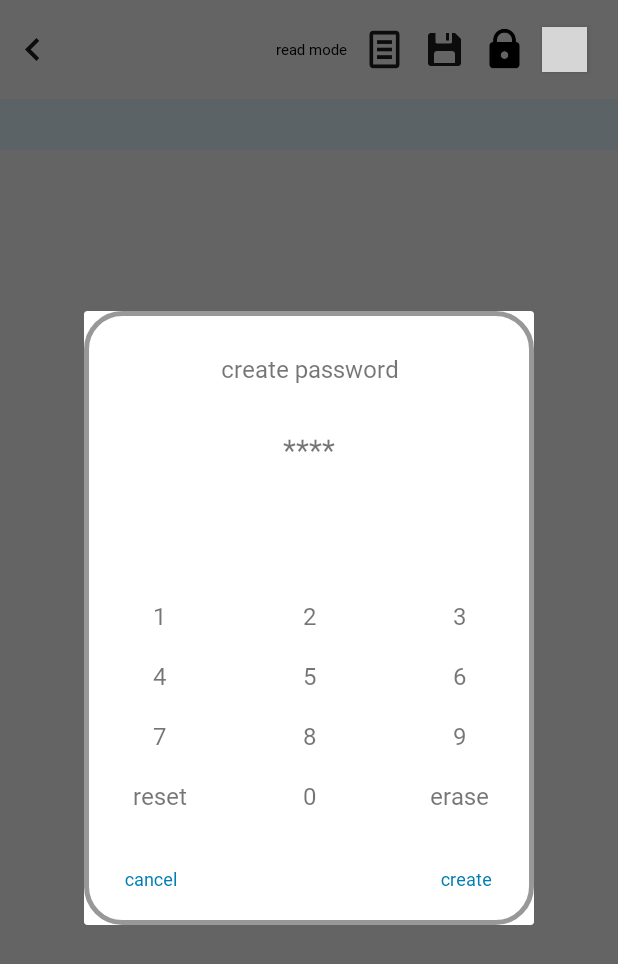
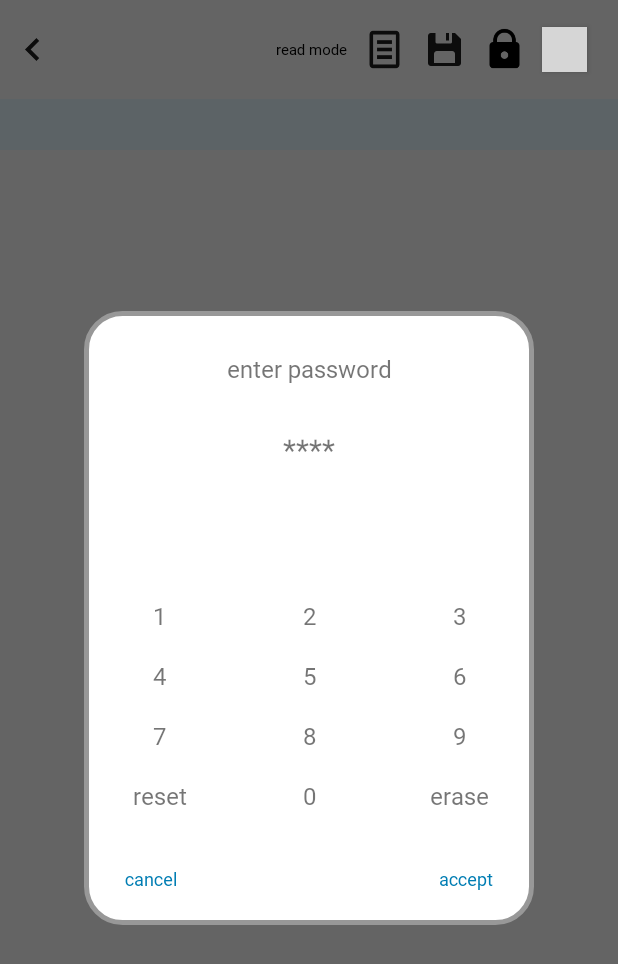
Before and after one commit to sanhee16/AOS-Memo, an Android app: the MemoEditPageActivity screen opened directly, with no data from a screen before it, after a tap on an icon or button, on a phone screen of 412 x 824 dp. Shown: the top 964 px of the screen. Run offline under Robolectric (Android 15) with nearby library versions, the phone set to English and light mode, and no system bars; our stand-ins replace Room's generated code, data binding; 2 other taps on this screen came first; grey boxes are pictures that could not be loaded.

Commit message:
add modify password
- modify or create password function
- remove createPassword dialog

```diff
--- a/app/src/main/java/com/sandy/memo/util/CreatePassword.kt
+++ /dev/null
@@ -1,122 +0,0 @@
-package com.sandy.memo.util
-
-import android.content.Context
-import com.sandy.memo.R
-
-import android.app.Dialog
-import android.view.View
-import android.view.Window
-import android.widget.TextView
-
-
-// https://developer.android.com/codelabs/advanced-android-kotlin-training-custom-views#3
-class CreatePassword(context: Context) {
-    private val dialog = Dialog(context)
-    private lateinit var btnConfirm: TextView
-    private lateinit var btnCancel: TextView
-    private lateinit var text1: TextView
-    private lateinit var text2: TextView
-    private lateinit var text3: TextView
-    private lateinit var text4: TextView
-    private lateinit var text5: TextView
-    private lateinit var text6: TextView
-    private lateinit var text7: TextView
-    private lateinit var text8: TextView
-    private lateinit var text9: TextView
-    private lateinit var text0: TextView
-    private lateinit var textErase: TextView
-    private lateinit var textReset: TextView
-    private lateinit var textPassword: TextView
-    private lateinit var textWarning: TextView
-
-    private var password = "****"
-    private var cnt = 0
-    fun start() {
-        dialog.requestWindowFeature(Window.FEATURE_NO_TITLE)
-        dialog.setContentView(R.layout.create_password)
-        dialog.setCancelable(true)
-        setView()
-        setPasswordText()
-        onClickNumbers()
-
-        btnConfirm.setOnClickListener {
-            if (cnt != 4) {
-                textWarning.visibility = View.VISIBLE
-            } else {
-                listener.onConfirmClick(password)
-            }
-        }
-        btnCancel.setOnClickListener {
-            listener.onClickCancel()
-        }
-        dialog.show()
-    }
-
-    fun dismiss() = dialog.dismiss()
-    interface OnClickListener {
-        fun onConfirmClick(password: String)
-        fun onClickCancel()
-    }
-    private lateinit var listener: OnClickListener
-    fun setClickListener(listener: OnClickListener) {
-        this.listener = listener
-    }
-    private fun onClickNumbers() {
-        text1.setOnClickListener { replacePassword("1") }
-        text2.setOnClickListener { replacePassword("2") }
-        text3.setOnClickListener { replacePassword("3") }
-        text4.setOnClickListener { replacePassword("4") }
-        text5.setOnClickListener { replacePassword("5") }
-        text6.setOnClickListener { replacePassword("6") }
-        text7.setOnClickListener { replacePassword("7") }
-        text8.setOnClickListener { replacePassword("8") }
-        text9.setOnClickListener { replacePassword("9") }
-        text0.setOnClickListener { replacePassword("0") }
-        textErase.setOnClickListener {
-            textWarning.visibility = View.INVISIBLE
-            if ((cnt > 0) && (cnt < 5)) {
-                password = password.replaceRange(cnt - 1, cnt, "*")
-                cnt--
-                setPasswordText()
-            }
-        }
-        textReset.setOnClickListener {
-            textWarning.visibility = View.INVISIBLE
-            password = "****"
-            cnt = 0
-            setPasswordText()
-        }
-    }
-
-    private fun replacePassword(num: String) {
-        if (cnt < 4) {
-            textWarning.visibility = View.INVISIBLE
-            password = password.replaceRange(cnt, cnt + 1, num)
-            cnt++
-            setPasswordText()
-        }
-    }
-
-    private fun setPasswordText() {
-        textPassword.text = password
-    }
-
-    private fun setView() {
-        this.text1 = dialog.findViewById(R.id.text_1)
-        this.text2 = dialog.findViewById(R.id.text_2)
-        this.text3 = dialog.findViewById(R.id.text_3)
-        this.text4 = dialog.findViewById(R.id.text_4)
-        this.text5 = dialog.findViewById(R.id.text_5)
-        this.text6 = dialog.findViewById(R.id.text_6)
-        this.text7 = dialog.findViewById(R.id.text_7)
-        this.text8 = dialog.findViewById(R.id.text_8)
-        this.text9 = dialog.findViewById(R.id.text_9)
-        this.text0 = dialog.findViewById(R.id.text_0)
-        this.textErase = dialog.findViewById(R.id.text_erase)
-        this.textReset = dialog.findViewById(R.id.text_reset)
-        this.textPassword = dialog.findViewById(R.id.text_password)
-        this.textWarning = dialog.findViewById(R.id.text_warning)
-        this.btnConfirm = dialog.findViewById(R.id.btn_confirm)
-        this.btnCancel = dialog.findViewById(R.id.btn_cancel)
-    }
-}
--- a/app/src/main/java/com/sandy/memo/view/MemoEditPageActivity.kt
+++ b/app/src/main/java/com/sandy/memo/view/MemoEditPageActivity.kt
@@ -8,7 +8,7 @@ import com.sandy.memo.Constants
 import com.sandy.memo.R
 import com.sandy.memo.databinding.ActivityMemoEditPageBinding
 import com.sandy.memo.util.DialogType1
-import com.sandy.memo.util.CreatePassword
+import com.sandy.memo.util.EnterPassword
 import com.sandy.memo.viewmodel.BaseViewModel.Companion.HIDE_KEYBOARD
 import com.sandy.memo.viewmodel.BaseViewModel.Companion.SET_PASSWORD
 import com.sandy.memo.viewmodel.BaseViewModel.Companion.SHOW_DIALOG
@@ -73,15 +73,19 @@ class MemoEditPageActivity : BaseActivity() {
                         imm.hideSoftInputFromWindow(b.textContext.windowToken, 0)
                     }
                     SET_PASSWORD -> {
-                        val dlg = CreatePassword(this)
-                        dlg.start()
-                        dlg.setClickListener(object : CreatePassword.OnClickListener {
+                        val enterPassword = EnterPassword(this)
+                        enterPassword.start(
+                            this.resources.getString(R.string.check_password),
+                            this.resources.getString(R.string.wrong_password)
+                        )
+                        enterPassword.setClickListener(object : EnterPassword.OnClickListener {
                             override fun onConfirmClick(password: String) {
-                                dlg.dismiss()
+                                enterPassword.dismiss()
                                 vm.createPassword(password)
                             }
+
                             override fun onClickCancel() {
-                                dlg.dismiss()
+                                enterPassword.dismiss()
                             }
                         })
                     }
--- a/app/src/main/java/com/sandy/memo/view/SettingActivity.kt
+++ b/app/src/main/java/com/sandy/memo/view/SettingActivity.kt
@@ -2,24 +2,11 @@ package com.sandy.memo.view
 
 import android.os.Bundle
 import androidx.databinding.DataBindingUtil
-import androidx.recyclerview.widget.LinearLayoutManager
 import com.sandy.memo.BaseActivity
-import com.sandy.memo.Constants
 import com.sandy.memo.R
-import com.sandy.memo.adapter.MemoListAdapter
-import com.sandy.memo.databinding.ActivityMemoBinding
 import com.sandy.memo.databinding.ActivitySettingBinding
-import com.sandy.memo.entity.Memo
-import com.sandy.memo.util.DialogType1
 import com.sandy.memo.util.EnterPassword
-import com.sandy.memo.viewmodel.BaseViewModel.Companion.ALERT_WRONG_PASSWORD
-import com.sandy.memo.viewmodel.BaseViewModel.Companion.CHECK_PASSWORD
-import com.sandy.memo.viewmodel.BaseViewModel.Companion.HIDE_PROGRESS_BAR
-import com.sandy.memo.viewmodel.BaseViewModel.Companion.MAKE_NEW_MEMO
-import com.sandy.memo.viewmodel.BaseViewModel.Companion.RIGHT_PASSWORD
-import com.sandy.memo.viewmodel.BaseViewModel.Companion.SHOW_DIALOG
-import com.sandy.memo.viewmodel.BaseViewModel.Companion.SHOW_PROGRESS_BAR
-import com.sandy.memo.viewmodel.MemoActivityViewModel
+import com.sandy.memo.viewmodel.BaseViewModel.Companion.SET_PASSWORD
 import com.sandy.memo.viewmodel.SettingActivityViewModel
 import org.koin.androidx.viewmodel.ext.android.viewModel
 
@@ -41,5 +28,28 @@ class SettingActivity : BaseActivity() {
     }
 
     private fun observeLiveData() {
+        vm.viewEvent.observe(this, {
+            it.getContentIfNotHandled()?.let { event ->
+                when (event) {
+                    SET_PASSWORD -> {
+                        val enterPassword = EnterPassword(this)
+                        enterPassword.start(
+                            this.resources.getString(R.string.check_password),
+                            this.resources.getString(R.string.wrong_password)
+                        )
+                        enterPassword.setClickListener(object : EnterPassword.OnClickListener {
+                            override fun onConfirmClick(password: String) {
+                                enterPassword.dismiss()
+                                vm.createPassword(password)
+                            }
+
+                            override fun onClickCancel() {
+                                enterPassword.dismiss()
+                            }
+                        })
+                    }
+                }
+            }
+        })
     }
 }
--- a/app/src/main/java/com/sandy/memo/viewmodel/SettingActivityViewModel.kt
+++ b/app/src/main/java/com/sandy/memo/viewmodel/SettingActivityViewModel.kt
@@ -1,21 +1,18 @@
 package com.sandy.memo.viewmodel
 
-import android.util.Log
-import androidx.lifecycle.LiveData
-import androidx.lifecycle.MutableLiveData
 import com.sandy.memo.Constants
-import com.sandy.memo.MyApplication
 import com.sandy.memo.MyApplication.Companion.prefs
 import com.sandy.memo.repository.MemoRepository
-import kotlinx.coroutines.CoroutineScope
-import kotlinx.coroutines.Dispatchers
-import kotlinx.coroutines.launch
 
 class SettingActivityViewModel(
     private val memoRepository: MemoRepository
 ) : BaseViewModel() {
 
     fun onClickSetPassword() {
+        viewEvent(SET_PASSWORD)
+    }
 
+    fun createPassword(password: String) {
+        prefs.setString(Constants.PASSWORD, password)
     }
 }
--- a/app/src/main/res/layout/activity_setting.xml
+++ b/app/src/main/res/layout/activity_setting.xml
@@ -4,13 +4,10 @@
     xmlns:tools="http://schemas.android.com/tools">
 
     <data>
-
         <import type="android.view.View" />
-
         <variable
             name="vm"
             type="com.sandy.memo.viewmodel.SettingActivityViewModel" />
-
         <variable
             name="act"
             type="com.sandy.memo.view.SettingActivity" />
--- a/app/src/main/res/layout/create_password.xml
+++ /dev/null
@@ -1,263 +0,0 @@
-<?xml version="1.0" encoding="utf-8"?>
-<layout xmlns:android="http://schemas.android.com/apk/res/android"
-    xmlns:app="http://schemas.android.com/apk/res-auto"
-    xmlns:tools="http://schemas.android.com/tools">
-
-    <data>
-        <variable
-            name="dialog"
-            type="com.sandy.memo.util.CreatePassword" />
-    </data>
-
-    <androidx.constraintlayout.widget.ConstraintLayout
-        android:layout_width="300dp"
-        android:layout_height="wrap_content"
-        android:background="@drawable/dialog_background"
-        android:minHeight="150dp">
-
-        <TextView
-            android:id="@+id/text_message"
-            android:layout_width="wrap_content"
-            android:layout_height="wrap_content"
-            android:layout_marginLeft="10dp"
-            android:layout_marginTop="30dp"
-            android:layout_marginRight="10dp"
-            android:fontFamily="@font/notosan_regular"
-            android:gravity="center"
-            android:includeFontPadding="false"
-            android:maxWidth="250dp"
-            android:textSize="@dimen/dialog_message_text_size"
-            app:layout_constraintEnd_toEndOf="parent"
-            app:layout_constraintStart_toStartOf="parent"
-            app:layout_constraintTop_toTopOf="parent"
-            android:text="@string/create_password" />
-
-        <TextView
-            android:id="@+id/text_password"
-            android:layout_width="wrap_content"
-            android:layout_height="wrap_content"
-            android:layout_marginTop="30dp"
-            android:textSize="20dp"
-            app:layout_constraintEnd_toEndOf="parent"
-            app:layout_constraintStart_toStartOf="parent"
-            app:layout_constraintTop_toBottomOf="@+id/text_message"
-            tools:text="0000" />
-
-
-        <TextView
-            android:id="@+id/text_warning"
-            android:layout_width="wrap_content"
-            android:layout_height="wrap_content"
-            android:layout_marginTop="16dp"
-            android:textSize="16dp"
-            android:textColor="@color/warning"
-            android:visibility="invisible"
-            android:text="@string/check_password"
-            app:layout_constraintBottom_toTopOf="@+id/text_1"
-            app:layout_constraintEnd_toEndOf="parent"
-            app:layout_constraintStart_toStartOf="parent"
-            app:layout_constraintTop_toBottomOf="@+id/text_password"/>
-        <TextView
-            android:id="@+id/text_1"
-            android:layout_width="0dp"
-            android:layout_height="40dp"
-            android:layout_marginTop="40dp"
-            android:fontFamily="@font/notosan_bold"
-            android:gravity="center"
-            android:includeFontPadding="false"
-            android:text="1"
-            android:textSize="@dimen/password_text_size"
-            app:layout_constraintBottom_toTopOf="@+id/text_4"
-            app:layout_constraintEnd_toStartOf="@+id/text_2"
-            app:layout_constraintStart_toStartOf="parent"
-            app:layout_constraintTop_toBottomOf="@+id/text_warning" />
-
-        <TextView
-            android:id="@+id/text_2"
-            android:layout_width="0dp"
-            android:layout_height="40dp"
-            android:fontFamily="@font/notosan_bold"
-            android:gravity="center"
-            android:includeFontPadding="false"
-            android:text="2"
-            android:textSize="@dimen/password_text_size"
-            app:layout_constraintBottom_toBottomOf="@+id/text_1"
-            app:layout_constraintEnd_toStartOf="@+id/text_3"
-            app:layout_constraintStart_toEndOf="@+id/text_1"
-            app:layout_constraintTop_toTopOf="@+id/text_1" />
-
-        <TextView
-            android:id="@+id/text_3"
-            android:layout_width="0dp"
-            android:layout_height="40dp"
-            android:fontFamily="@font/notosan_bold"
-            android:gravity="center"
-            android:includeFontPadding="false"
-            android:text="3"
-            android:textSize="@dimen/password_text_size"
-            app:layout_constraintBottom_toBottomOf="@+id/text_1"
-            app:layout_constraintEnd_toEndOf="parent"
-            app:layout_constraintStart_toEndOf="@+id/text_2"
-            app:layout_constraintTop_toTopOf="@+id/text_1" />
-
-
-        <TextView
-            android:id="@+id/text_4"
-            android:layout_width="0dp"
-            android:layout_height="40dp"
-            android:fontFamily="@font/notosan_bold"
-            android:gravity="center"
-            android:includeFontPadding="false"
-            android:text="4"
-            android:textSize="@dimen/password_text_size"
-            app:layout_constraintBottom_toTopOf="@+id/text_7"
-            app:layout_constraintEnd_toStartOf="@+id/text_5"
-            app:layout_constraintStart_toStartOf="parent"
-            app:layout_constraintTop_toBottomOf="@+id/text_1" />
-
-        <TextView
-            android:id="@+id/text_5"
-            android:layout_width="0dp"
-            android:layout_height="40dp"
-            android:fontFamily="@font/notosan_bold"
-            android:gravity="center"
-            android:includeFontPadding="false"
-            android:text="5"
-            android:textSize="@dimen/password_text_size"
-            app:layout_constraintBottom_toBottomOf="@+id/text_4"
-            app:layout_constraintEnd_toStartOf="@+id/text_6"
-            app:layout_constraintStart_toEndOf="@+id/text_4"
-            app:layout_constraintTop_toTopOf="@+id/text_4" />
-
-        <TextView
-            android:id="@+id/text_6"
-            android:layout_width="0dp"
-            android:layout_height="40dp"
-            android:fontFamily="@font/notosan_bold"
-            android:gravity="center"
-            android:includeFontPadding="false"
-            android:text="6"
-            android:textSize="@dimen/password_text_size"
-            app:layout_constraintBottom_toBottomOf="@+id/text_4"
-            app:layout_constraintEnd_toEndOf="parent"
-            app:layout_constraintStart_toEndOf="@+id/text_5"
-            app:layout_constraintTop_toTopOf="@+id/text_4" />
-
-
-        <TextView
-            android:id="@+id/text_7"
-            android:layout_width="0dp"
-            android:layout_height="40dp"
-            android:fontFamily="@font/notosan_bold"
-            android:gravity="center"
-            android:includeFontPadding="false"
-            android:text="7"
-            android:textSize="@dimen/password_text_size"
-            app:layout_constraintBottom_toTopOf="@+id/text_reset"
-            app:layout_constraintEnd_toStartOf="@+id/text_8"
-            app:layout_constraintStart_toStartOf="parent"
-            app:layout_constraintTop_toBottomOf="@+id/text_4" />
-
-        <TextView
-            android:id="@+id/text_8"
-            android:layout_width="0dp"
-            android:layout_height="40dp"
-            android:fontFamily="@font/notosan_bold"
-            android:gravity="center"
-            android:includeFontPadding="false"
-            android:text="8"
-            android:textSize="@dimen/password_text_size"
-            app:layout_constraintBottom_toBottomOf="@+id/text_7"
-            app:layout_constraintEnd_toStartOf="@+id/text_9"
-            app:layout_constraintStart_toEndOf="@+id/text_7"
-            app:layout_constraintTop_toTopOf="@+id/text_7" />
-
-        <TextView
-            android:id="@+id/text_9"
-            android:layout_width="0dp"
-            android:layout_height="40dp"
-            android:fontFamily="@font/notosan_bold"
-            android:gravity="center"
-            android:includeFontPadding="false"
-            android:text="9"
-            android:textSize="@dimen/password_text_size"
-            app:layout_constraintBottom_toBottomOf="@+id/text_7"
-            app:layout_constraintEnd_toEndOf="parent"
-            app:layout_constraintStart_toEndOf="@+id/text_8"
-            app:layout_constraintTop_toTopOf="@+id/text_7" />
-
-        <TextView
-            android:id="@+id/text_reset"
-            android:layout_width="0dp"
-            android:layout_height="40dp"
-            android:fontFamily="@font/notosan_bold"
-            android:gravity="center"
-            android:includeFontPadding="false"
-            android:text="reset"
-            android:textSize="@dimen/password_text_size"
-            app:layout_constraintEnd_toStartOf="@+id/text_0"
-            app:layout_constraintStart_toStartOf="parent"
-            app:layout_constraintTop_toBottomOf="@+id/text_7" />
-
-        <TextView
-            android:id="@+id/text_0"
-            android:layout_width="0dp"
-            android:layout_height="40dp"
-            android:fontFamily="@font/notosan_bold"
-            android:gravity="center"
-            android:includeFontPadding="false"
-            android:text="0"
-            android:textSize="@dimen/password_text_size"
-            app:layout_constraintBottom_toBottomOf="@+id/text_reset"
-            app:layout_constraintEnd_toStartOf="@+id/text_erase"
-            app:layout_constraintStart_toEndOf="@+id/text_reset"
-            app:layout_constraintTop_toTopOf="@+id/text_reset" />
-
-        <TextView
-            android:id="@+id/text_erase"
-            android:layout_width="0dp"
-            android:layout_height="40dp"
-            android:fontFamily="@font/notosan_bold"
-            android:gravity="center"
-            android:includeFontPadding="false"
-            android:text="erase"
-            android:textSize="@dimen/password_text_size"
-            app:layout_constraintBottom_toBottomOf="@+id/text_reset"
-            app:layout_constraintEnd_toEndOf="parent"
-            app:layout_constraintStart_toEndOf="@+id/text_0"
-            app:layout_constraintTop_toTopOf="@+id/text_reset" />
-
-        <TextView
-            android:id="@+id/btn_cancel"
-            android:layout_width="@dimen/dialog_width"
-            android:layout_height="@dimen/dialog_height"
-            android:layout_marginLeft="10dp"
-            android:layout_marginTop="20dp"
-            android:layout_marginBottom="15dp"
-            android:fontFamily="@font/notosan_medium"
-            android:gravity="center"
-            android:includeFontPadding="false"
-            android:text="@string/cancel"
-            android:textColor="@color/purple_700"
-            android:textSize="@dimen/dialog_btn_text_size"
-            app:layout_constraintBottom_toBottomOf="parent"
-            app:layout_constraintStart_toStartOf="parent"
-            app:layout_constraintTop_toBottomOf="@+id/text_reset" />
-
-        <TextView
-            android:id="@+id/btn_confirm"
-            android:layout_width="@dimen/dialog_width"
-            android:layout_height="@dimen/dialog_height"
-            android:layout_marginTop="10dp"
-            android:layout_marginRight="10dp"
-            android:layout_marginBottom="15dp"
-            android:fontFamily="@font/notosan_medium"
-            android:gravity="center"
-            android:includeFontPadding="false"
-            android:text="@string/make_password"
-            android:textColor="@color/purple_700"
-            android:textSize="@dimen/dialog_btn_text_size"
-            app:layout_constraintBottom_toBottomOf="parent"
-            app:layout_constraintEnd_toEndOf="parent" />
-    </androidx.constraintlayout.widget.ConstraintLayout>
-</layout>
--- a/app/src/main/res/layout/enter_password.xml
+++ b/app/src/main/res/layout/enter_password.xml
@@ -6,7 +6,7 @@
     <data>
         <variable
             name="dialog"
-            type="com.sandy.memo.util.CreatePassword" />
+            type="com.sandy.memo.util.EnterPassword" />
     </data>
 
     <androidx.constraintlayout.widget.ConstraintLayout
```
